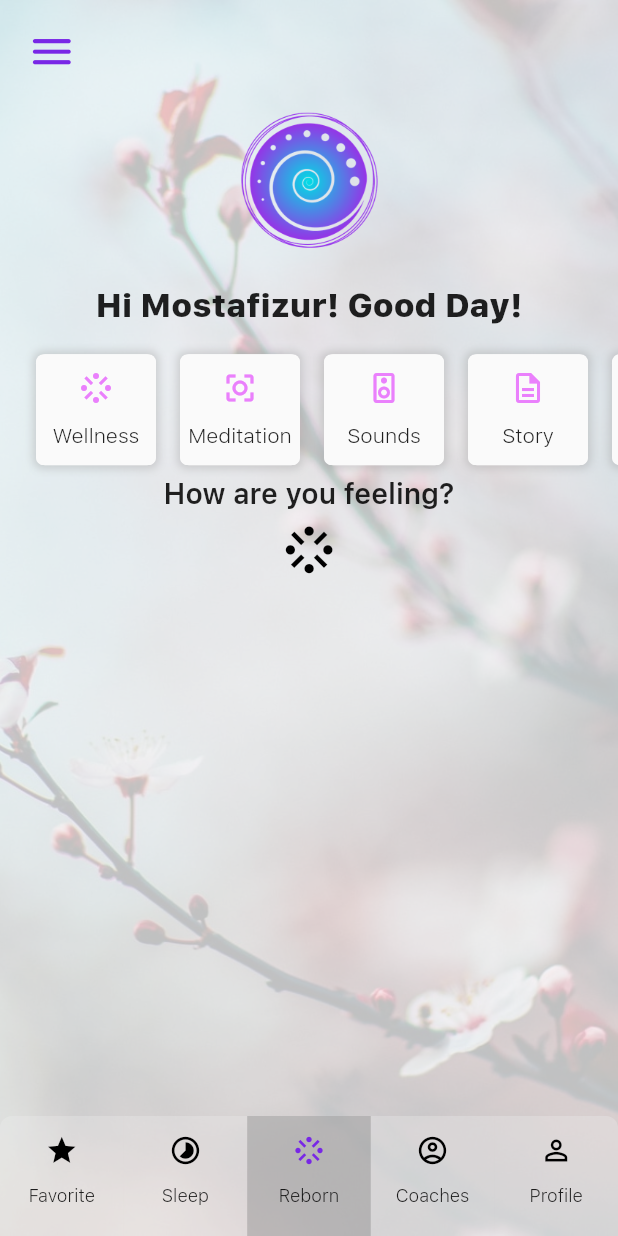
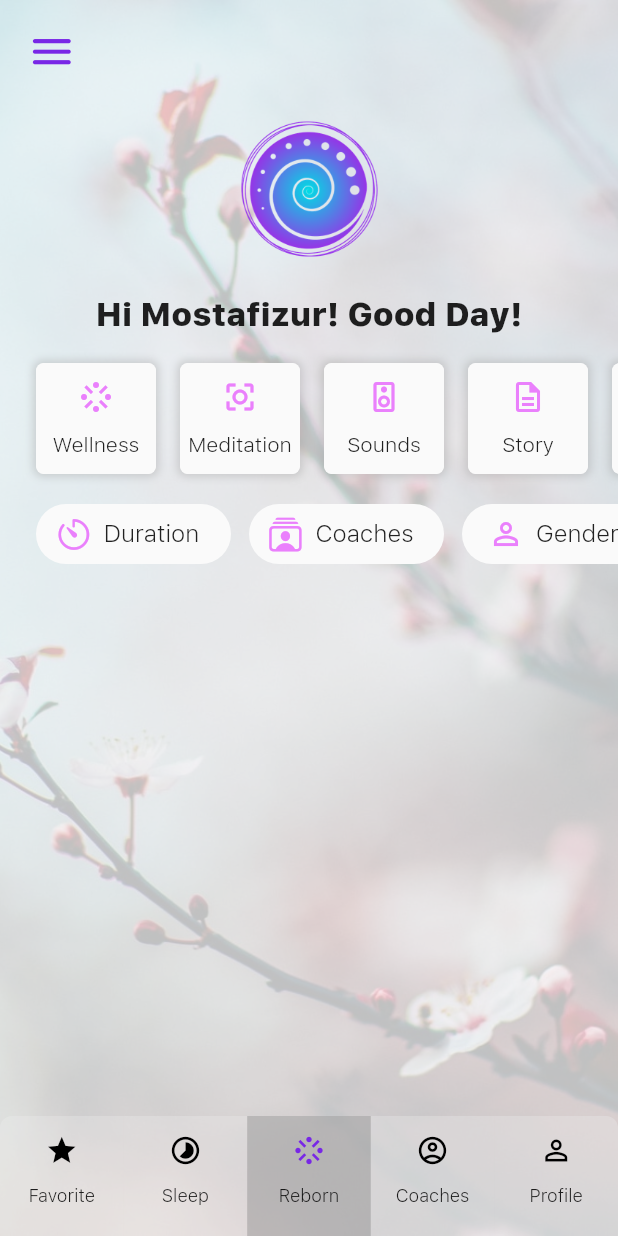
Before and after one commit to mostafizurrahman/reborn, a Flutter app: the HomeWidget screen opened directly, on a phone screen of 412 x 824 dp. Run offline on Flutter 3.47's test engine with Material 2 defaults, Android fonts, the light colour scheme and no system bars; our stand-ins replace equatable, flutter_bloc, font_awesome_flutter, permission_handler, rxdart, shared_preferences and 1 more; accounts and stored records are empty.

Commit message:
Create sub-filter

```diff
--- a/reborn/lib/feature/data_model/static_data.dart
+++ b/reborn/lib/feature/data_model/static_data.dart
@@ -1,3 +1,4 @@
+import 'package:flutter/cupertino.dart';
 import 'package:reborn/feature/data_model/contact_service.dart';
 import 'package:reborn/feature/data_model/entity/service_entity.dart';
 import 'package:reborn/utility/app_enum.dart';
@@ -128,6 +129,22 @@ class StaticData {
 
     return [favoriteServiceEntity, recentlyAdded, serviceEntity];
   }
+
+  static List<SubFilterData> get subfilterList {
+    return [
+      SubFilterData(displayName: "Duration", subFilterID: "filter_duration_id", iconName: CupertinoIcons.timer),
+      SubFilterData(displayName: "Coaches", subFilterID: "filter_coach_id", iconName: CupertinoIcons.rectangle_stack_person_crop),
+      SubFilterData(displayName: "Gender", subFilterID: "filter_gender_id", iconName: Icons.person_outline),
+      SubFilterData(displayName: "Country", subFilterID: "filter_country_id", iconName: Icons.flag_outlined),
+    ];
+  }
+}
+
+class SubFilterData {
+  final String subFilterID;
+  final String displayName;
+  final IconData iconName;
+  SubFilterData({required this.subFilterID, required this.displayName, required this.iconName});
 }
 
 class ArgsKey {
--- a/reborn/lib/feature/home/home_widget.dart
+++ b/reborn/lib/feature/home/home_widget.dart
@@ -5,6 +5,7 @@ import 'package:reborn/feature/home/home_tab_widget.dart';
 import 'package:reborn/feature/home/rx_recent/recent_bloc.dart';
 import 'package:reborn/feature/home/rx_recent/recent_states.dart';
 import 'package:reborn/feature/home/rx_secret/secret_states.dart';
+import 'package:reborn/feature/home/widgets/sub_filter_view.dart';
 import 'package:reborn/feature/menu/menu_widget.dart';
 import 'package:reborn/feature/widget/widget_properties.dart';
 import 'package:reborn/routing/app_route.dart';
@@ -91,9 +92,13 @@ class _HomeState extends ThemeState<HomeWidget> {
               child: SingleChildScrollView(
                 child: Column(
                   crossAxisAlignment: CrossAxisAlignment.start,
+                  mainAxisAlignment: MainAxisAlignment.start,
                   children: [
 
                     BlocBuilder(builder: _onBuildFilterBloc, bloc: _rebornNameBloc),
+                    const SizedBox(height: 12),
+                    BlocBuilder(builder: _onBuildSubfilterBloc, bloc: _rebornNameBloc),
+                    // BlocBuilder(builder: _onBuildFilterBloc, bloc: _rebornNameBloc),
                     // BlocBuilder(builder: _getRecentBlocWidget, bloc: recentBloc),
                     // BlocBuilder(builder: _getSecretContactWidget, bloc: secretBloc),
                     // BlocBuilder(builder: _getPrivateContactWidget, bloc: secretBloc),
@@ -111,6 +116,10 @@ class _HomeState extends ThemeState<HomeWidget> {
 
   Widget _onBuildFilterBloc(final BuildContext context, final RebornFilterState state) {
     return const RebornFilterView();
+  }
+
+  Widget _onBuildSubfilterBloc(final BuildContext context, final RebornFilterState state) {
+    return const SubFilterView();
   }
 
   void _onUtilityTap(final String routPath) {}
--- a/reborn/lib/feature/home/widgets/reborn_filter_view.dart
+++ b/reborn/lib/feature/home/widgets/reborn_filter_view.dart
@@ -28,16 +28,17 @@ class RebornHomeFilterState extends State<RebornFilterView> {
   @override
   Widget build(BuildContext context) {
     final filterBloc = BlocProvider.of<RebornFilterBloc>(context);
-    final height = screenData.height * 0.6;
+    const double height = 324;
     return Material(
       color: Colors.transparent,
       child: SizedBox(
         width: screenData.width,
         height: height,
         child: Column(
+          mainAxisAlignment: MainAxisAlignment.end,
           children: [
             SizedBox(
-              height: height * 0.15,
+              height: 80,
               width: screenData.width,
               child: Row(
                 crossAxisAlignment: CrossAxisAlignment.start,
@@ -64,14 +65,6 @@ class RebornHomeFilterState extends State<RebornFilterView> {
               builder: _onBuildGridFilter,
               bloc: filterBloc,
             ),
-            Text("How are you feeling?", style: CCAppTheme.txtHL2),
-            RIButton(
-                onTap: () {
-                  final bloc = BlocProvider.of<RebornFilterBloc>(context);
-                  //show dialog for set feelings...
-                },
-                iconData: Icons.stream,
-                radius: 30),
           ],
         ),
       ),
--- /dev/null
+++ b/reborn/lib/feature/home/widgets/sub_filter_view.dart
@@ -0,0 +1,60 @@
+
+import 'package:flutter/material.dart';
+import 'package:flutter_bloc/flutter_bloc.dart';
+import 'package:reborn/feature/data_model/static_data.dart';
+import 'package:reborn/feature/home/rx_reborn_name/reborn_name_bloc.dart';
+import 'package:reborn/utility/app_theme_data.dart';
+
+class SubFilterView extends StatelessWidget {
+  const SubFilterView({Key? key}) : super(key: key);
+
+  @override
+  Widget build(BuildContext context) {
+    final _bloc = BlocProvider.of<RebornFilterBloc>(context);
+    final list = StaticData.subfilterList;
+    final List<Widget> widgets = [];
+    for (var element in list) {
+      widgets.add(
+        ClipRRect(
+          borderRadius: const BorderRadius.all(Radius.circular(20)),
+          child: Padding(
+            padding: const EdgeInsets.only(right: 0),
+            child: Material(
+              child: Ink(
+                height: 40,
+                width: 130,
+                child: InkWell(
+                  onTap: (){
+                    debugPrint("Ready for data");
+                  },
+                  child: Row(
+                    mainAxisAlignment: MainAxisAlignment.center,
+                    children: [
+                      Icon(element.iconName, color: CCAppTheme.pinkLightColor),
+                      const SizedBox(width: 8),
+                      Text(element.displayName, style: CCAppTheme.txt2),
+                      const SizedBox(width: 8),
+                    ],
+                  ),
+                ),
+              ),
+            ),
+          ),
+        ),
+      );
+      widgets.add(Container(
+        width: 12, color: Colors.transparent,
+      ));
+    }
+    return Padding(
+      padding: const EdgeInsets.only(left: 24),
+      child: SizedBox(
+        height: 40,
+        child: ListView(
+          scrollDirection: Axis.horizontal,
+          children: widgets,
+        ),
+      ),
+    );
+  }
+}
```
